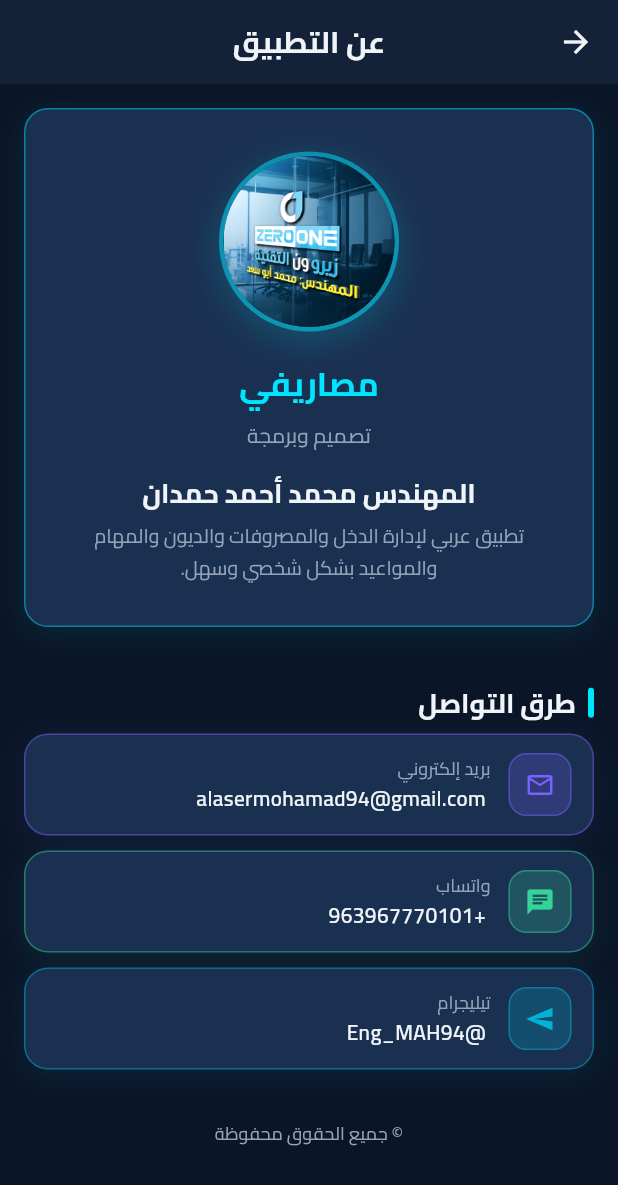
After one commit to alasermohamad94/Masarifi, a Flutter app: the screen it shows after launch, after a tap on the "info outline" icon, on a phone screen of 412 x 824 dp. The commit adds this screen. Shown: the top 1185 px of the screen. Run offline on Flutter 3.47's test engine with Material 3 defaults, Android fonts, the phone set to English and light mode, and no system bars; our stand-ins replace fl_chart, google_fonts, shared_preferences.

Commit message:
fix bugs add about screen
done

```diff
--- a/masarifi/lib/core/theme/app_theme.dart
+++ b/masarifi/lib/core/theme/app_theme.dart
@@ -9,8 +9,8 @@ class AppColors {
   static const neonBlueDim = Color(0xFF00B4D8);
   static const accentPurple = Color(0xFF7B61FF);
   /// زوج ألوان مسطح متوازن — نفس الإضاءة بدون تدرج
-  static const incomeGreen = Color(0xFF8FBDB2);
-  static const expenseRed = Color(0xFFBDACAC);
+  static const incomeGreen = Color(0xFF34D399);
+  static const expenseRed = Color(0xFFF87171);
   static const warningOrange = Color(0xFFE8B86D);
   static const textPrimary = Color(0xFFF0F4F8);
   static const textSecondary = Color(0xFF94A3B8);
@@ -39,6 +39,8 @@ class AppColors {
 }
 
 class AppTheme {
+  static const fontFamily = 'Cairo';
+
   static ThemeData get darkTheme {
     final baseTextTheme = GoogleFonts.cairoTextTheme(
       ThemeData.dark().textTheme,
@@ -47,7 +49,7 @@ class AppTheme {
     return ThemeData(
       useMaterial3: true,
       brightness: Brightness.dark,
-      fontFamily: GoogleFonts.cairo().fontFamily,
+      fontFamily: fontFamily,
       scaffoldBackgroundColor: AppColors.darkBlue,
       colorScheme: const ColorScheme.dark(
         primary: AppColors.neonBlue,
--- a/masarifi/lib/main.dart
+++ b/masarifi/lib/main.dart
@@ -1,5 +1,6 @@
 import 'package:flutter/material.dart';
 import 'package:flutter_localizations/flutter_localizations.dart';
+import 'package:google_fonts/google_fonts.dart';
 import 'package:provider/provider.dart';
 import 'core/theme/app_theme.dart';
 import 'providers/app_provider.dart';
@@ -7,6 +8,8 @@ import 'screens/home_screen.dart';
 
 void main() {
   WidgetsFlutterBinding.ensureInitialized();
+  // استخدام خط Cairo المضمّن محلياً بدلاً من التحميل من الإنترنت
+  GoogleFonts.config.allowRuntimeFetching = false;
   runApp(const MasarifiApp());
 }
 
--- /dev/null
+++ b/masarifi/lib/screens/about_screen.dart
@@ -0,0 +1,228 @@
+import 'package:flutter/material.dart';
+import '../core/theme/app_theme.dart';
+import '../widgets/common_widgets.dart';
+
+/// عدّل بيانات المطوّر وطرق التواصل من هنا.
+/// ضع صورتك في: assets/images/developer.jpg
+class DeveloperInfo {
+  DeveloperInfo._();
+
+  static const name = 'المهندس محمد أحمد حمدان';
+  static const role = 'تصميم وبرمجة';
+  static const appName = 'مصاريفي';
+  static const appDescription =
+      'تطبيق عربي لإدارة الدخل والمصروفات والديون والمهام والمواعيد بشكل شخصي وسهل.';
+  static const photoPath = 'assets/images/developer.jpg';
+
+  static const phone = '';
+  static const email = 'alasermohamad94@gmail.com';
+  static const whatsapp = '+963967770101';
+  static const telegram = '@Eng_MAH94';
+  static const website = '';
+}
+
+class AboutScreen extends StatelessWidget {
+  const AboutScreen({super.key});
+
+  @override
+  Widget build(BuildContext context) {
+    final contacts = _contactItems();
+
+    return Scaffold(
+      appBar: AppBar(
+        title: const Text('عن التطبيق'),
+      ),
+      body: ListView(
+        padding: const EdgeInsets.all(16),
+        children: [
+          NeonCard(
+            padding: const EdgeInsets.symmetric(vertical: 28, horizontal: 20),
+            child: Column(
+              children: [
+                _DeveloperPhoto(),
+                const SizedBox(height: 20),
+                Text(
+                  DeveloperInfo.appName,
+                  style: const TextStyle(
+                    color: AppColors.neonBlue,
+                    fontSize: 22,
+                    fontWeight: FontWeight.bold,
+                  ),
+                ),
+                const SizedBox(height: 8),
+
+                Text(
+                  DeveloperInfo.role,
+                  style: const TextStyle(
+                    color: AppColors.textSecondary,
+                    fontSize: 14,
+                  ),
+                ),
+                const SizedBox(height: 16),
+                Text(
+                  DeveloperInfo.name,
+                  textAlign: TextAlign.center,
+                  style: const TextStyle(
+                    color: AppColors.textPrimary,
+                    fontSize: 18,
+                    fontWeight: FontWeight.bold,
+                  ),
+                ),
+                const SizedBox(height: 6),
+                Text(
+                  DeveloperInfo.appDescription,
+                  textAlign: TextAlign.center,
+                  style: const TextStyle(
+                    color: AppColors.textSecondary,
+                    fontSize: 13,
+                    height: 1.6,
+                  ),
+                ),
+              ],
+            ),
+          ),
+          if (contacts.isNotEmpty) ...[
+            const SizedBox(height: 20),
+            const SectionHeader(title: 'طرق التواصل'),
+            ...contacts.map((item) => _ContactTile(item: item)),
+          ],
+          const SizedBox(height: 24),
+          const Center(
+            child: Text(
+              '© جميع الحقوق محفوظة',
+              style: TextStyle(color: AppColors.textSecondary, fontSize: 12),
+            ),
+          ),
+        ],
+      ),
+    );
+  }
+
+  List<_ContactItem> _contactItems() {
+    final items = <_ContactItem>[];
+
+    void add(String value, IconData icon, String label, Color color) {
+      if (value.trim().isNotEmpty) {
+        items.add(_ContactItem(icon: icon, label: label, value: value.trim(), color: color));
+      }
+    }
+
+    add(DeveloperInfo.phone, Icons.phone, 'هاتف', AppColors.neonBlue);
+    add(DeveloperInfo.email, Icons.email_outlined, 'بريد إلكتروني', AppColors.accentPurple);
+    add(DeveloperInfo.whatsapp, Icons.chat, 'واتساب', AppColors.incomeGreen);
+    add(DeveloperInfo.telegram, Icons.send, 'تيليجرام', AppColors.neonBlueDim);
+    add(DeveloperInfo.website, Icons.language, 'موقع إلكتروني', AppColors.warningOrange);
+
+    return items;
+  }
+}
+
+class _DeveloperPhoto extends StatelessWidget {
+  @override
+  Widget build(BuildContext context) {
+    return Container(
+      width: 120,
+      height: 120,
+      decoration: BoxDecoration(
+        shape: BoxShape.circle,
+        border: Border.all(color: AppColors.neonBlue.withValues(alpha: 0.5), width: 3),
+        boxShadow: [
+          BoxShadow(
+            color: AppColors.neonBlue.withValues(alpha: 0.2),
+            blurRadius: 20,
+            offset: const Offset(0, 6),
+          ),
+        ],
+      ),
+      child: ClipOval(
+        child: Image.asset(
+          DeveloperInfo.photoPath,
+          fit: BoxFit.cover,
+          errorBuilder: (_, __, ___) => Container(
+            color: AppColors.navyBlue,
+            child: const Column(
+              mainAxisAlignment: MainAxisAlignment.center,
+              children: [
+                Icon(Icons.engineering, color: AppColors.neonBlue, size: 48),
+                SizedBox(height: 4),
+                Text(
+                  'م.ح',
+                  style: TextStyle(
+                    color: AppColors.neonBlue,
+                    fontWeight: FontWeight.bold,
+                    fontSize: 16,
+                  ),
+                ),
+              ],
+            ),
+          ),
+        ),
+      ),
+    );
+  }
+}
+
+class _ContactItem {
+  final IconData icon;
+  final String label;
+  final String value;
+  final Color color;
+
+  const _ContactItem({
+    required this.icon,
+    required this.label,
+    required this.value,
+    required this.color,
+  });
+}
+
+class _ContactTile extends StatelessWidget {
+  final _ContactItem item;
+
+  const _ContactTile({required this.item});
+
+  @override
+  Widget build(BuildContext context) {
+    return NeonCard(
+      accentColor: item.color,
+      padding: const EdgeInsets.symmetric(horizontal: 14, vertical: 12),
+      child: Row(
+        children: [
+          Container(
+            padding: const EdgeInsets.all(10),
+            decoration: BoxDecoration(
+              color: AppColors.iconBackground(item.color),
+              borderRadius: BorderRadius.circular(12),
+              border: Border.all(color: AppColors.cardBorder(item.color)),
+            ),
+            child: Icon(item.icon, color: item.color, size: 20),
+          ),
+          const SizedBox(width: 12),
+          Expanded(
+            child: Column(
+              crossAxisAlignment: CrossAxisAlignment.start,
+              children: [
+                Text(
+                  item.label,
+                  style: const TextStyle(
+                    color: AppColors.textSecondary,
+                    fontSize: 12,
+                  ),
+                ),
+                const SizedBox(height: 2),
+                SelectableText(
+                  item.value,
+                  style: const TextStyle(
+                    color: AppColors.textPrimary,
+                    fontWeight: FontWeight.w600,
+                    fontSize: 14,
+                  ),
+                ),
+              ],
+            ),
+          ),
+        ],
+      ),
+    );
+  }
+}
--- a/masarifi/lib/screens/finance/finance_screen.dart
+++ b/masarifi/lib/screens/finance/finance_screen.dart
@@ -133,11 +133,14 @@ class _FinanceScreenState extends State<FinanceScreen> {
                   fontSize: 36,
                   fontWeight: FontWeight.bold,
                   color: provider.currentBalance >= 0
-                      ? AppColors.neonBlue
+                      ? AppColors.incomeGreen
                       : AppColors.expenseRed,
                   shadows: [
                     Shadow(
-                      color: AppColors.neonBlue.withValues(alpha: 0.5),
+                      color: (provider.currentBalance >= 0
+                              ? AppColors.incomeGreen
+                              : AppColors.expenseRed)
+                          .withValues(alpha: 0.5),
                       blurRadius: 20,
                     ),
                   ],
--- a/masarifi/lib/screens/home_screen.dart
+++ b/masarifi/lib/screens/home_screen.dart
@@ -9,6 +9,7 @@ import '../screens/tasks/tasks_screen.dart';
 import '../utils/formatters.dart';
 import '../widgets/common_widgets.dart';
 import '../widgets/currency_picker.dart';
+import 'about_screen.dart';
 
 class HomeScreen extends StatefulWidget {
   const HomeScreen({super.key});
@@ -78,6 +79,11 @@ class _DashboardTab extends StatelessWidget {
   Widget build(BuildContext context) {
     return Scaffold(
       appBar: AppBar(
+        leading: const Padding(
+          padding: EdgeInsetsDirectional.only(end: 4),
+          child: Center(child: CurrencyPickerButton()),
+        ),
+        leadingWidth: 72,
         title: Row(
           mainAxisSize: MainAxisSize.min,
           children: [
@@ -93,10 +99,14 @@ class _DashboardTab extends StatelessWidget {
             const Text('مصاريفي'),
           ],
         ),
-        actions: const [
-          Padding(
-            padding: EdgeInsets.only(left: 12),
-            child: CurrencyPickerButton(),
+        actions: [
+          IconButton(
+            tooltip: 'عن التطبيق',
+            icon: const Icon(Icons.info_outline),
+            onPressed: () => Navigator.push(
+              context,
+              MaterialPageRoute(builder: (_) => const AboutScreen()),
+            ),
           ),
         ],
       ),
@@ -143,7 +153,7 @@ class _DashboardTab extends StatelessWidget {
                         fontSize: 32,
                         fontWeight: FontWeight.bold,
                         color: provider.currentBalance >= 0
-                            ? AppColors.neonBlue
+                            ? AppColors.incomeGreen
                             : AppColors.expenseRed,
                       ),
                     ),
@@ -364,8 +374,9 @@ class _ScheduleItemTile extends StatelessWidget {
   @override
   Widget build(BuildContext context) {
     final now = DateTime.now();
-    final isPast = task.dateTime.isBefore(now);
-    final timeStr = formatTime(task.dateTime);
+    final displayTime = task.hasRecurrence ? task.todayOccurrence : task.dateTime;
+    final isPast = displayTime.isBefore(now);
+    final timeStr = formatTime(displayTime);
 
     return IntrinsicHeight(
       child: Row(
```
Also changed, not shown: masarifi/lib/models/task.dart (+23 -0 lines), masarifi/lib/providers/app_provider.dart (+7 -4 lines), masarifi/lib/screens/debts/add_debt_screen.dart (+11 -5 lines), masarifi/lib/screens/debts/debts_screen.dart (+64 -16 lines), masarifi/lib/screens/tasks/add_task_screen.dart (+6 -1 lines), masarifi/lib/screens/tasks/tasks_screen.dart (+17 -2 lines), masarifi/lib/utils/chart_colors.dart (+4 -4 lines), masarifi/pubspec.yaml (+15 -0 lines), masarifi/assets/fonts/Cairo-Bold.ttf (added), masarifi/assets/fonts/Cairo-Medium.ttf (added), masarifi/assets/fonts/Cairo-Regular.ttf (added), masarifi/assets/fonts/Cairo-SemiBold.ttf (added), masarifi/assets/images/developer.jpg (added), 1 other file.
